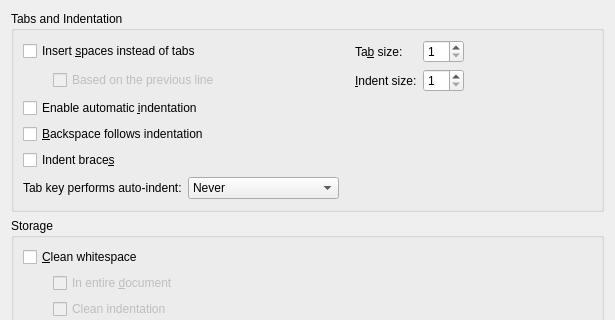
Qt form src/plugins/texteditor/behaviorsettingspage.ui (qt-creator/qt-creator) before a commit; both pictures show x 0 to 615 and y 0 to 320 of the 615 by 461 pixel window.
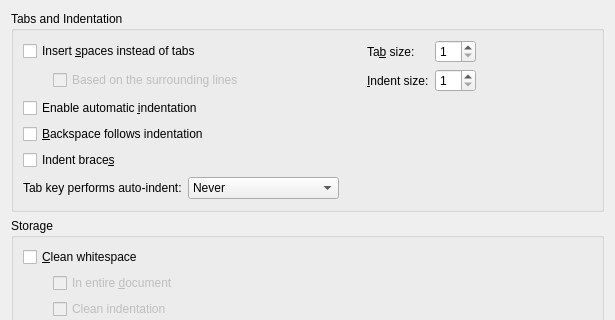
The same form after that commit.

Commit message: Look both forward and backward for auto-determining spaces vs tabs

```diff
--- a/src/plugins/texteditor/behaviorsettingspage.ui
+++ b/src/plugins/texteditor/behaviorsettingspage.ui
@@ -53,7 +53,7 @@
              <string>Automatically determine whether to insert spaces or tabs based on the previous line in the file</string>
             </property>
             <property name="text">
-             <string>Based on the previous line</string>
+             <string>Based on the surrounding lines</string>
             </property>
            </widget>
           </item>
```
Left out of the diff: 2 changed lines with no effect on the pictures. The commit also changes 1 other file.
